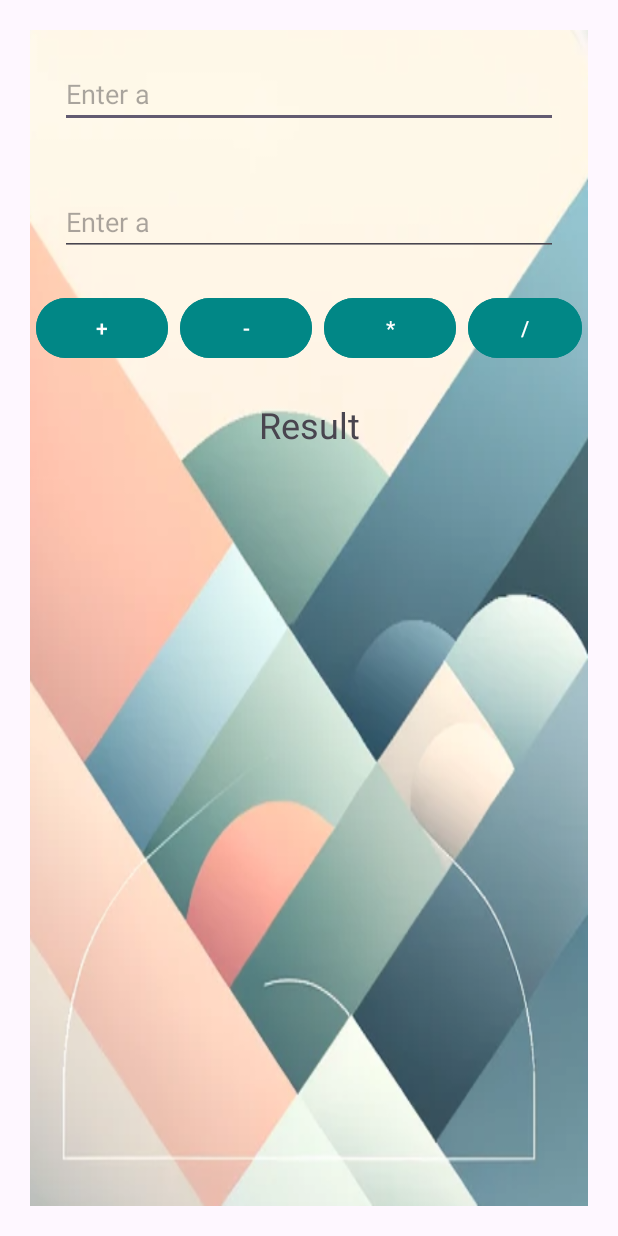
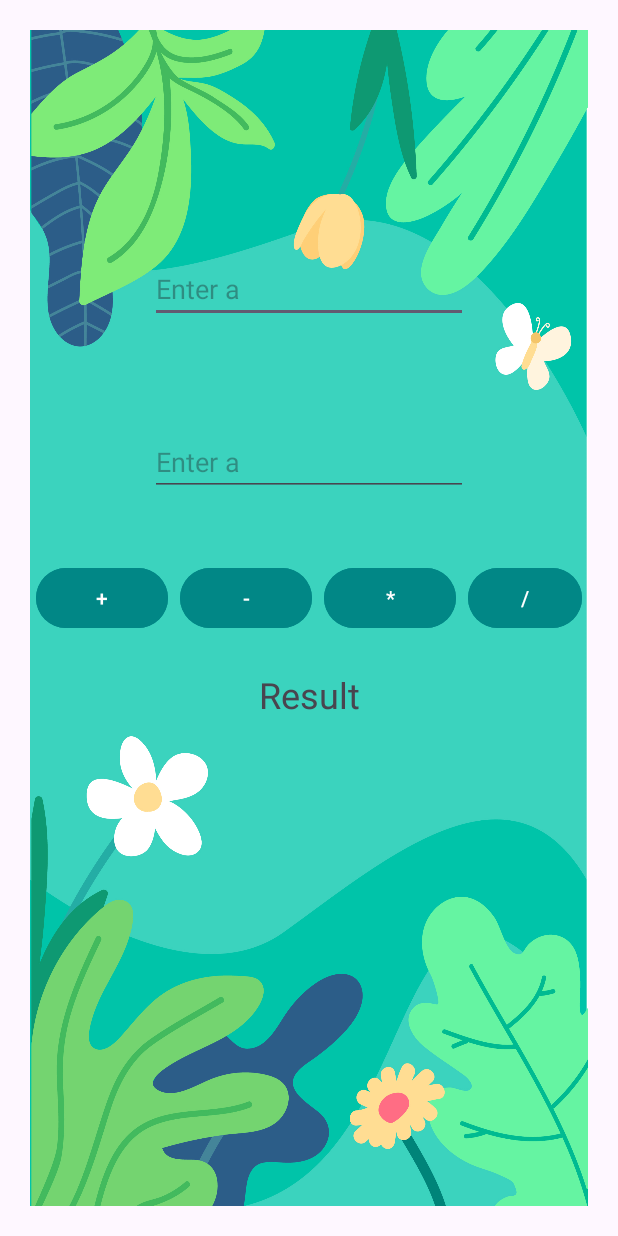
Before and after one commit to MerveDur/CalculatorAppWithKotlin, an Android app: the screen it shows after launch (MainActivity), on a phone screen of 412 x 824 dp. Run offline under Robolectric (Android 15) with nearby library versions, the phone set to English and light mode, and no system bars.

Commit message:
Add new app screenshot

```diff
--- a/app/src/main/res/layout/activity_main.xml
+++ b/app/src/main/res/layout/activity_main.xml
@@ -6,21 +6,27 @@
     android:layout_height="match_parent"
     android:orientation="vertical"
     android:layout_margin="20dp"
-    android:background="@drawable/bckgrnd"
+    android:background="@drawable/cicek"
     tools:context=".MainActivity">
 
     <EditText
         android:layout_width="match_parent"
         android:layout_height="wrap_content"
         android:id="@+id/et_a"
-        android:layout_margin="20dp"
+        android:layout_marginHorizontal="80dp"
+        android:layout_marginBottom="50dp"
+        android:layout_marginTop="150dp"
         android:hint="Enter a " />
 
     <EditText
+        android:id="@+id/et_b"
         android:layout_width="match_parent"
         android:layout_height="wrap_content"
-        android:id="@+id/et_b"
-        android:layout_margin="20dp"
+        android:layout_gravity="center"
+        android:layout_marginTop="20dp"
+        android:layout_marginHorizontal="80dp"
+        android:layout_marginBottom="40dp"
+
         android:hint="Enter a " />
 
     <LinearLayout
@@ -63,12 +69,12 @@
 </LinearLayout>
 
     <TextView
+        android:id="@+id/result_tv"
         android:layout_width="match_parent"
         android:layout_height="wrap_content"
+        android:layout_margin="20dp"
+        android:gravity="center"
         android:text="Result"
-        android:textSize="24sp"
-        android:layout_margin="20dp"
-        android:id="@+id/result_tv"
-        android:gravity="center" />
+        android:textSize="24sp" />
 
 </LinearLayout>
```
Also changed, not shown: app/src/main/res/drawable/cicek.jpg (added), 1 other file.
